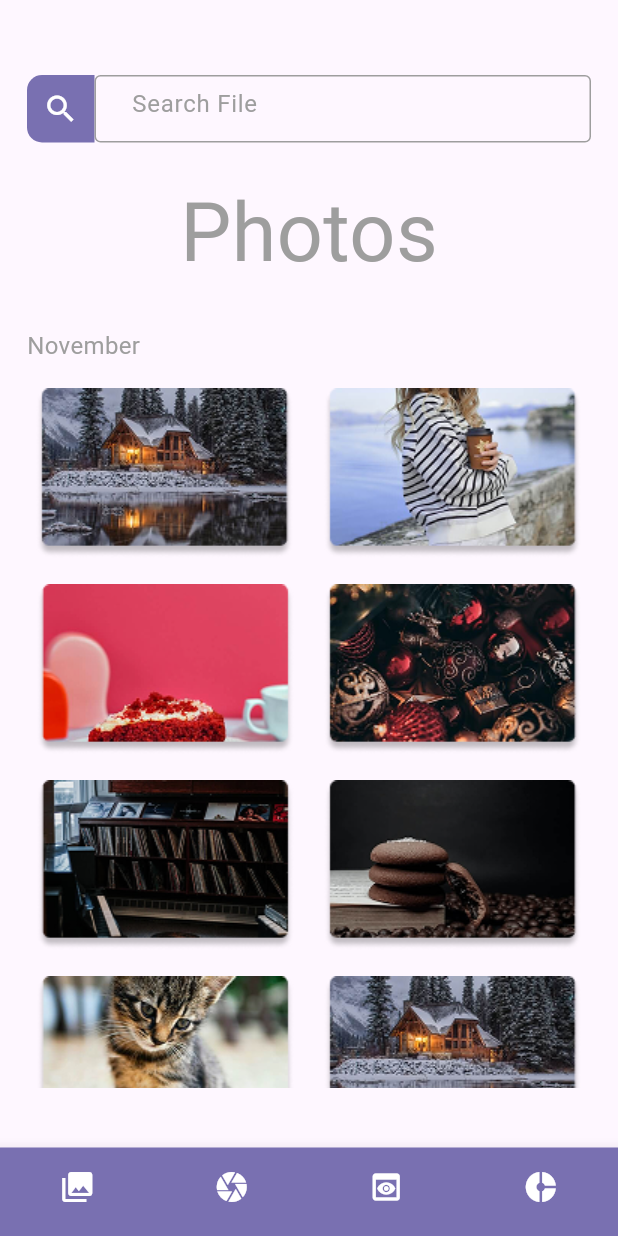
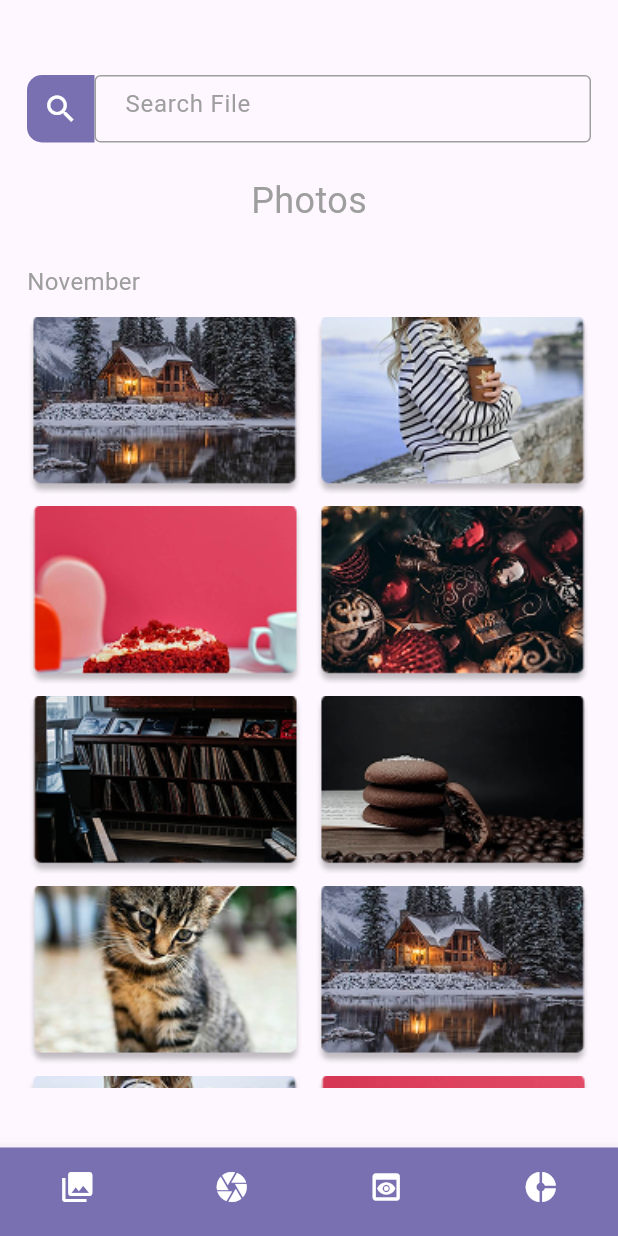
Before and after one commit to kirubeldess/gdg-additional_flutter, a Flutter app: the screen it shows after launch, on a phone screen of 412 x 824 dp. Run offline on Flutter 3.47's test engine with Material 3 defaults, Android fonts, the phone set to English and light mode, and no system bars.

Commit message:
fixed first page

```diff
--- a/lib/first_screen.dart
+++ b/lib/first_screen.dart
@@ -47,8 +47,7 @@ class _FirstScreenState extends State<FirstScreen> {
                             enabledBorder: OutlineInputBorder(
                               borderSide: BorderSide(color: Colors.grey),
                             ),
-                            focusedBorder: InputBorder.none,
-                            hintText: '  Search File',
+                            hintText: ' Search File',
                             hintStyle: TextStyle(color: Colors.grey),
                           ),
                         ),
@@ -64,7 +63,7 @@ class _FirstScreenState extends State<FirstScreen> {
                 'Photos',
                 style: TextStyle(
                   color: Colors.grey,
-                  fontSize: 54,
+                  fontSize: 24,
                 ),
               ),
               SizedBox(
@@ -85,27 +84,35 @@ class _FirstScreenState extends State<FirstScreen> {
               SizedBox(
                 height: 12,
               ),
+
               Expanded(
                 child: GridView.count(
                   crossAxisCount: 2,
                   crossAxisSpacing: 8.0,
                   mainAxisSpacing: 8.0,
-                  childAspectRatio: 1.5,
+                  childAspectRatio: 163 / 105, // Adjusted for fixed width & height
                   children: [
-                    Image.asset('assets/card.png'),
-                    Image.asset('assets/card-two.png'),
-                    Image.asset('assets/card-three.png'),
-                    Image.asset('assets/card-four.png'),
-                    Image.asset('assets/card-five.png'),
-                    Image.asset('assets/card-six.png'),
-                    Image.asset('assets/card-seven.png'),
-                    Image.asset('assets/card.png'),
-                    Image.asset('assets/card-two.png'),
-                    Image.asset('assets/card-three.png'),
-                    Image.asset('assets/card-four.png'),
-                    Image.asset('assets/card-five.png'),
-                    Image.asset('assets/card-six.png'),
-                    Image.asset('assets/card-seven.png'),
+                    for (var image in [
+                      'assets/card.png',
+                      'assets/card-two.png',
+                      'assets/card-three.png',
+                      'assets/card-four.png',
+                      'assets/card-five.png',
+                      'assets/card-six.png',
+                      'assets/card-seven.png',
+                      'assets/card.png',
+                      'assets/card-two.png',
+                      'assets/card-three.png',
+                      'assets/card-four.png',
+                      'assets/card-five.png',
+                      'assets/card-six.png',
+                      'assets/card-seven.png',
+                    ])
+                      SizedBox(
+                        width: 375,
+                        height: 812,
+                        child: Image.asset(image, fit: BoxFit.cover),
+                      ),
                   ],
                 ),
               ),
```
